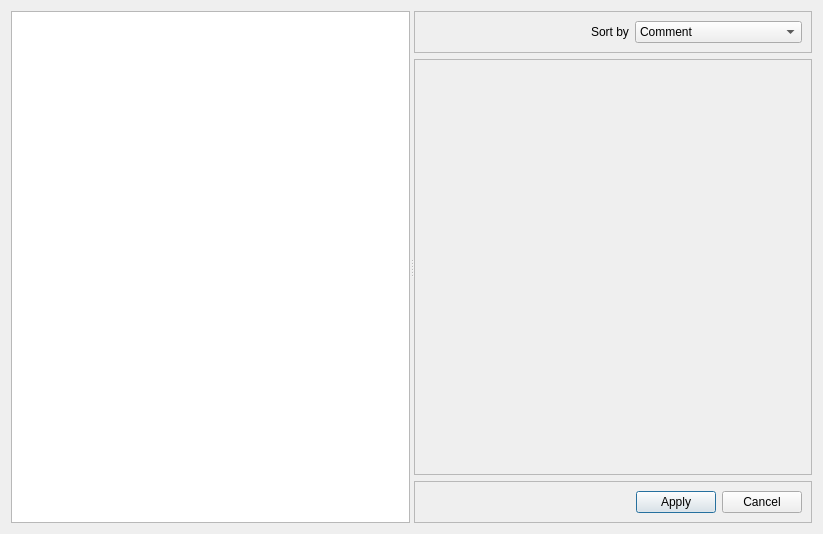
This is src/TonemappingPanel/TonemappingSettings.ui in LuminanceHDR/LuminanceHDR as Qt 5 draws it before an edit. The edited form follows.
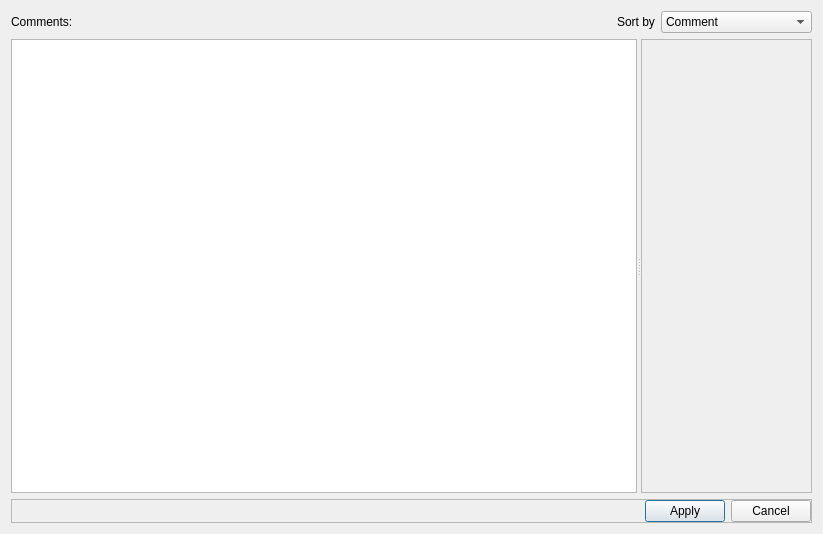
This is the edited form.

Diff of the .ui file:
```diff
--- a/src/TonemappingPanel/TonemappingSettings.ui
+++ b/src/TonemappingPanel/TonemappingSettings.ui
@@ -13,90 +13,45 @@
   <property name="windowTitle">
    <string>Load Custom Settings</string>
   </property>
-  <layout class="QGridLayout" name="gridLayout_3">
-   <item row="0" column="0">
+  <layout class="QGridLayout" name="gridLayout_5">
+   <item row="1" column="0" colspan="5">
     <widget class="QSplitter" name="splitter">
+     <property name="orientation">
+      <enum>Qt::Horizontal</enum>
+     </property>
+     <property name="childrenCollapsible">
+      <bool>false</bool>
+     </property>
+     <widget class="QWidget" name="gridLayoutWidget">
+      <layout class="QGridLayout" name="gridLayout_3">
+       <item row="0" column="0">
+        <widget class="QListWidget" name="listWidget">
      <property name="sizePolicy">
-      <sizepolicy hsizetype="Expanding" vsizetype="Preferred">
+          <sizepolicy hsizetype="MinimumExpanding" vsizetype="Expanding">
        <horstretch>0</horstretch>
        <verstretch>0</verstretch>
       </sizepolicy>
      </property>
-     <property name="orientation">
-      <enum>Qt::Horizontal</enum>
-     </property>
-     <widget class="QListWidget" name="listWidget"/>
+         <property name="minimumSize">
+          <size>
+           <width>50</width>
+           <height>0</height>
+          </size>
+         </property>
+        </widget>
+       </item>
+      </layout>
+     </widget>
      <widget class="QWidget" name="layoutWidget">
-      <layout class="QVBoxLayout" name="verticalLayout">
-       <item>
-        <widget class="QFrame" name="frame">
-         <property name="sizePolicy">
-          <sizepolicy hsizetype="Preferred" vsizetype="Fixed">
-           <horstretch>0</horstretch>
-           <verstretch>0</verstretch>
-          </sizepolicy>
-         </property>
-         <property name="frameShape">
-          <enum>QFrame::StyledPanel</enum>
-         </property>
-         <property name="frameShadow">
-          <enum>QFrame::Raised</enum>
-         </property>
-         <layout class="QGridLayout" name="gridLayout">
-          <item row="0" column="0">
-           <layout class="QHBoxLayout" name="horizontalLayout">
-            <item>
-             <spacer name="horizontalSpacer_2">
-              <property name="orientation">
-               <enum>Qt::Horizontal</enum>
-              </property>
-              <property name="sizeHint" stdset="0">
-               <size>
-                <width>40</width>
-                <height>20</height>
-               </size>
-              </property>
-             </spacer>
-            </item>
-            <item>
-             <widget class="QLabel" name="label">
-              <property name="text">
-               <string>Sort by</string>
-              </property>
-             </widget>
-            </item>
-            <item>
-             <widget class="QComboBox" name="comboBox">
-              <property name="sizePolicy">
-               <sizepolicy hsizetype="Expanding" vsizetype="Fixed">
-                <horstretch>0</horstretch>
-                <verstretch>0</verstretch>
-               </sizepolicy>
-              </property>
-              <item>
-               <property name="text">
-                <string>Comment</string>
-               </property>
-              </item>
-              <item>
-               <property name="text">
-                <string>Operator</string>
-               </property>
-              </item>
-              <item>
-               <property name="text">
-                <string>Most Useful Operators</string>
-               </property>
-              </item>
-             </widget>
-            </item>
-           </layout>
-          </item>
-         </layout>
-        </widget>
-       </item>
-       <item>
+      <layout class="QGridLayout" name="gridLayout_4">
+       <item row="0" column="0" colspan="2">
         <widget class="QScrollArea" name="scrollArea">
+         <property name="sizePolicy">
+          <sizepolicy hsizetype="Expanding" vsizetype="Expanding">
+           <horstretch>4</horstretch>
+           <verstretch>0</verstretch>
+          </sizepolicy>
+         </property>
          <property name="widgetResizable">
           <bool>true</bool>
          </property>
@@ -105,14 +60,70 @@
            <rect>
             <x>0</x>
             <y>0</y>
-            <width>378</width>
-            <height>420</height>
+            <width>367</width>
+            <height>453</height>
            </rect>
           </property>
          </widget>
         </widget>
        </item>
+      </layout>
+     </widget>
+    </widget>
+   </item>
+   <item row="0" column="2">
+    <widget class="QLabel" name="label">
+     <property name="text">
+      <string>Sort by</string>
+     </property>
+    </widget>
+   </item>
+   <item row="0" column="0">
+    <widget class="QLabel" name="label_2">
+     <property name="text">
+      <string>Comments:</string>
+     </property>
+    </widget>
+   </item>
+   <item row="0" column="1">
+    <spacer name="horizontalSpacer_2">
+     <property name="orientation">
+      <enum>Qt::Horizontal</enum>
+     </property>
+     <property name="sizeHint" stdset="0">
+      <size>
+       <width>40</width>
+       <height>20</height>
+      </size>
+     </property>
+    </spacer>
+   </item>
+   <item row="0" column="3" colspan="2">
+    <widget class="QComboBox" name="comboBox">
+     <property name="sizePolicy">
+      <sizepolicy hsizetype="Expanding" vsizetype="Fixed">
+       <horstretch>0</horstretch>
+       <verstretch>0</verstretch>
+      </sizepolicy>
+     </property>
        <item>
+      <property name="text">
+       <string>Comment</string>
+      </property>
+     </item>
+     <item>
+      <property name="text">
+       <string>Operator</string>
+      </property>
+     </item>
+     <item>
+      <property name="text">
+       <string>Most Useful Operators</string>
+      </property>
+     </item>
+    </widget>
+   </item>
+   <item row="4" column="0" colspan="5">
         <widget class="QFrame" name="frame_3">
          <property name="sizePolicy">
           <sizepolicy hsizetype="Preferred" vsizetype="Fixed">
@@ -127,6 +138,9 @@
           <enum>QFrame::Raised</enum>
          </property>
          <layout class="QGridLayout" name="gridLayout_2">
+      <property name="margin">
+       <number>0</number>
+      </property>
           <item row="0" column="0">
            <layout class="QHBoxLayout" name="horizontalLayout_2">
             <item>
@@ -159,10 +173,6 @@
            </layout>
           </item>
          </layout>
-        </widget>
-       </item>
-      </layout>
-     </widget>
     </widget>
    </item>
   </layout>
```
Lines whose indentation alone changed are shown as unchanged.
